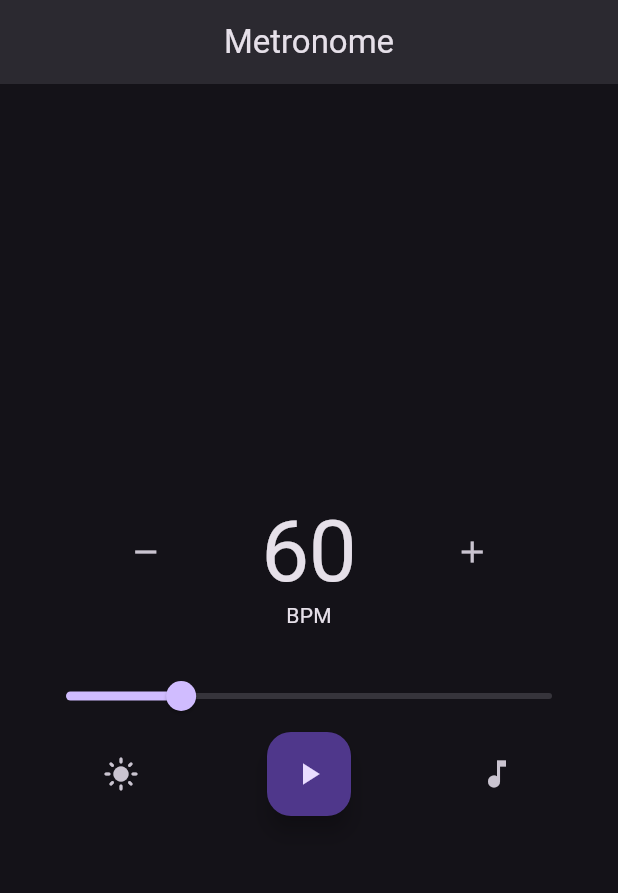
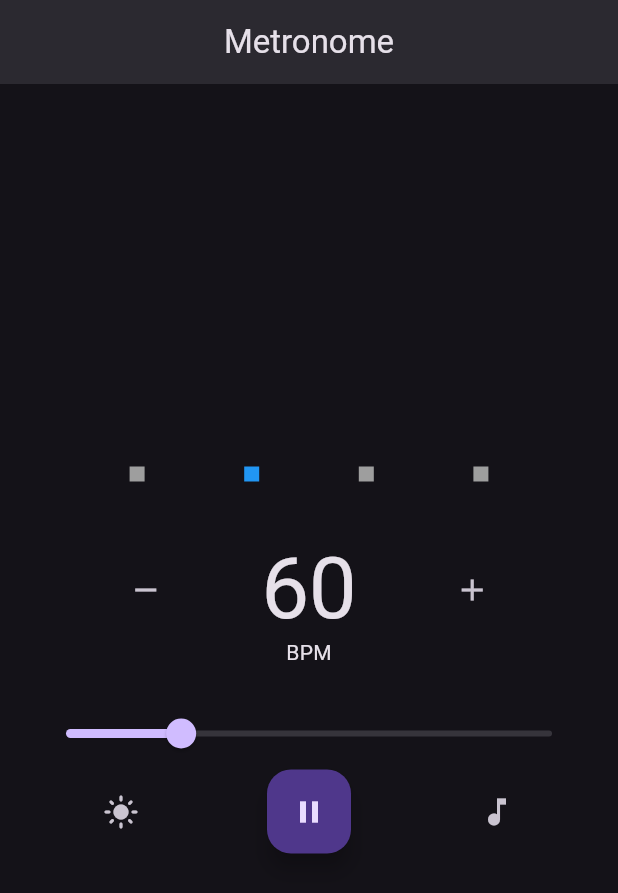
Before and after one commit to GreatApe77/metronome, a Flutter app: the screen it shows after launch, after a tap on the "play arrow" icon, on a phone screen of 412 x 824 dp. Shown: the top 893 px of the screen. Run offline on Flutter 3.47's test engine with Material 3 defaults, Android fonts, the phone set to English and light mode, and no system bars; our stand-ins replace audioplayers.

Commit message:
create primitive measure bar

```diff
--- a/lib/data/metronome_impl.dart
+++ b/lib/data/metronome_impl.dart
@@ -6,7 +6,8 @@ import 'package:metronome/domain/tick.dart';
 
 class MetronomeImpl implements Metronome, Disposable {
   int _bpm;
-
+  int _beatCounter = 0;
+  int _beatsPerMeasure = 4;
   final StreamController<Tick> _metronomeStreamController =
       StreamController<Tick>.broadcast();
   Timer? _timer;
@@ -49,6 +50,7 @@ class MetronomeImpl implements Metronome, Disposable {
     _timer?.cancel();
     _timer = null;
     _isRunning = false;
+    _beatCounter = 0;
   }
 
   @override
@@ -58,6 +60,11 @@ class MetronomeImpl implements Metronome, Disposable {
   }
 
   void _handleTick() {
-    _metronomeStreamController.add(Tick(tickType: TickType.regular));
+    final int measureIndex = _beatCounter % _beatsPerMeasure;
+    print('MEASURE INDEX: $measureIndex');
+    _metronomeStreamController.add(
+      Tick(tickType: TickType.regular, measureIndex: measureIndex),
+    );
+    _beatCounter++;
   }
 }
--- a/lib/domain/tick.dart
+++ b/lib/domain/tick.dart
@@ -2,6 +2,6 @@ enum TickType { regular, accent }
 
 class Tick {
   final TickType tickType;
-
-  Tick({required this.tickType});
+  final int measureIndex;
+  Tick({required this.tickType, required this.measureIndex});
 }
--- a/lib/view/pages/home_page.dart
+++ b/lib/view/pages/home_page.dart
@@ -6,6 +6,7 @@ import 'package:metronome/shared/assets.dart';
 import 'package:metronome/domain/metronome.dart';
 import 'package:metronome/data/metronome_impl.dart';
 import 'package:metronome/domain/tick.dart';
+import 'package:metronome/view/widgets/measure_bar.dart';
 
 class HomePage extends StatefulWidget {
   const HomePage({super.key, required this.title});
@@ -19,7 +20,7 @@ class HomePage extends StatefulWidget {
 class _HomePageState extends State<HomePage> {
   final Metronome metronome = MetronomeImpl();
   late StreamSubscription<Tick> sub;
-
+  int? _currentBeat;
   AudioPool? audioPool;
 
   @override
@@ -38,7 +39,9 @@ class _HomePageState extends State<HomePage> {
 
   void _onTick(Tick metronomeTick) async {
     //audioPool?.start();
-    setState(() {});
+    setState(() {
+      _currentBeat = metronomeTick.measureIndex;
+    });
   }
 
   @override
@@ -62,6 +65,9 @@ class _HomePageState extends State<HomePage> {
           child: Column(
             mainAxisSize: MainAxisSize.min,
             children: [
+              MeasureBar(notesPerMeasure: 4,
+              currentIndex: _currentBeat,),
+              SizedBox(height: 40),
               Row(
                 mainAxisAlignment: MainAxisAlignment.spaceEvenly,
                 children: [
@@ -106,8 +112,18 @@ class _HomePageState extends State<HomePage> {
                 children: [
                   IconButton(onPressed: () {}, icon: Icon(Icons.light_mode)),
                   FloatingActionButton(
-                    onPressed: () {},
-                    child: Icon(Icons.play_arrow),
+                    onPressed: () {
+                      setState(() {
+                        if (metronome.isRunning) {
+                          return metronome.stop();
+                        }
+                        metronome.start();
+                      });
+                    },
+                    child:
+                        metronome.isRunning
+                            ? Icon(Icons.pause)
+                            : Icon(Icons.play_arrow),
                   ),
                   IconButton(onPressed: () {}, icon: Icon(Icons.music_note)),
                 ],
--- /dev/null
+++ b/lib/view/widgets/measure_bar.dart
@@ -0,0 +1,37 @@
+import 'package:flutter/material.dart';
+
+class MeasureBar extends StatelessWidget {
+  final int? currentIndex;
+  final int notesPerMeasure;
+  static const double _height = 10;
+  const MeasureBar({
+    super.key,
+    this.currentIndex,
+    required this.notesPerMeasure,
+  });
+
+  @override
+  Widget build(BuildContext context) {
+    return Row(
+      mainAxisAlignment: MainAxisAlignment.spaceEvenly,
+
+      children: List.generate(notesPerMeasure, (index) {
+        if (currentIndex == null || currentIndex != index) {
+          return Container(
+            height: _height,
+            width: _height,
+            decoration: BoxDecoration(
+              color: Colors.grey,
+
+            ),
+          );
+        }
+        return Container(
+          height: _height,
+          width: _height,
+          decoration: BoxDecoration(color: Colors.blue),
+        );
+      }),
+    );
+  }
+}
```
